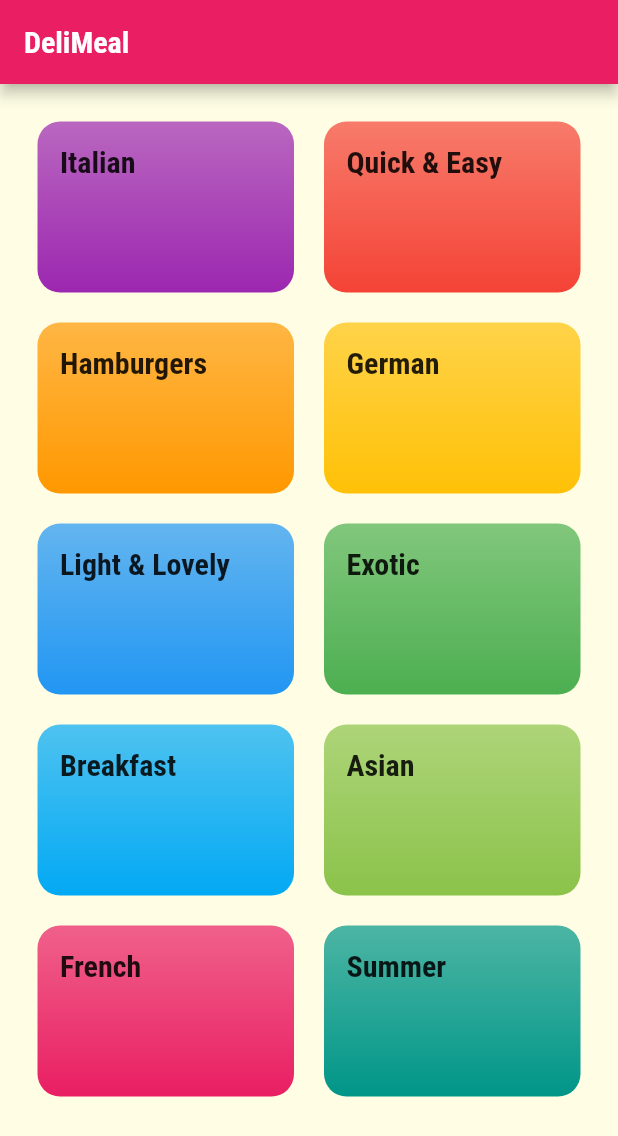
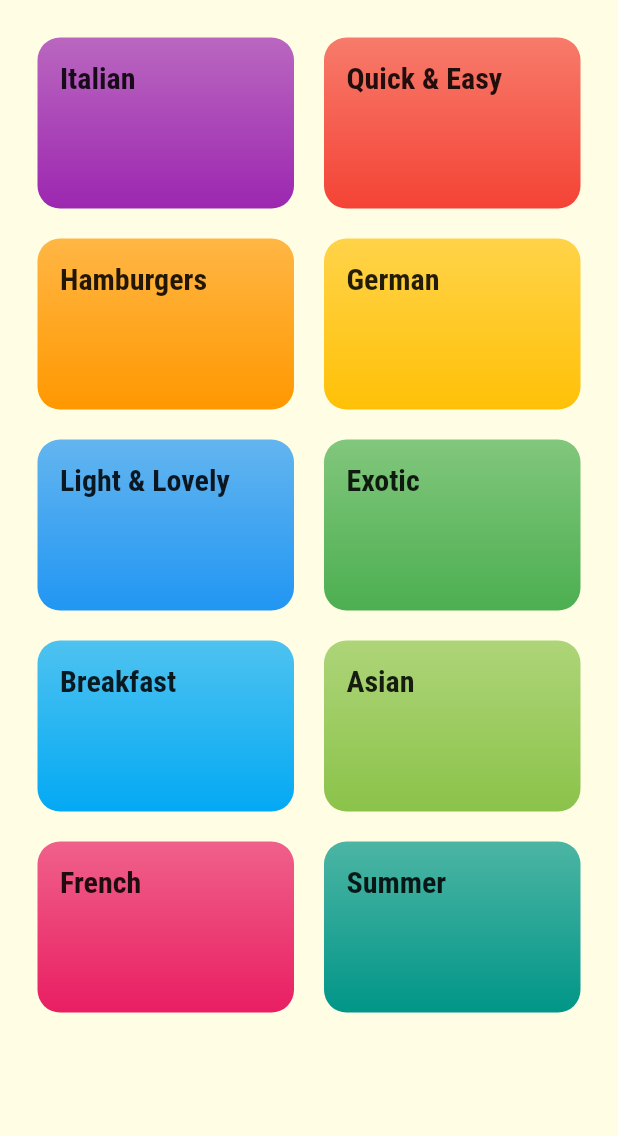
Before and after one commit to AwaisHaleem/Flutter---Dart--The-Complete-Guide-2021, a Flutter app: the CategoriesScreen screen opened directly, on a phone screen of 412 x 824 dp. Shown: the top 1136 px of the screen. Run offline on Flutter 3.47's test engine with Material 2 defaults, Android fonts, the phone set to English and light mode, and no system bars.

Commit message:
DefaultTabController applies its own appbar so Cattegoryv appbar removed

```diff
--- a/meals_app/lib/Screens/categories_screen.dart
+++ b/meals_app/lib/Screens/categories_screen.dart
@@ -4,19 +4,15 @@ import '../Widgets/category_item.dart';
 import '../dummy_data.dart';
 
 class CategoriesScreen extends StatelessWidget {
-
   @override
   Widget build(BuildContext context) {
     return Scaffold(
-      appBar: AppBar(
-        title: Text("DeliMeal"),
-      ),
       body: GridView(
         padding: const EdgeInsets.all(25),
         children: DUMMY_CATEGORIES
             .map(
-              (catDate) =>
-                  CategoryItem(id: catDate.id, title: catDate.title, color: catDate.color),
+              (catDate) => CategoryItem(
+                  id: catDate.id, title: catDate.title, color: catDate.color),
             )
             .toList(),
         gridDelegate: SliverGridDelegateWithMaxCrossAxisExtent(
--- a/meals_app/lib/Screens/tabs_screen.dart
+++ b/meals_app/lib/Screens/tabs_screen.dart
@@ -12,6 +12,7 @@ class _TabsScreenState extends State<TabsScreen> {
   Widget build(BuildContext context) {
     return DefaultTabController(
       length: 2,
+      initialIndex: 1,
       child: Scaffold(
         appBar: AppBar(
           title: Text("Meal"),
```
